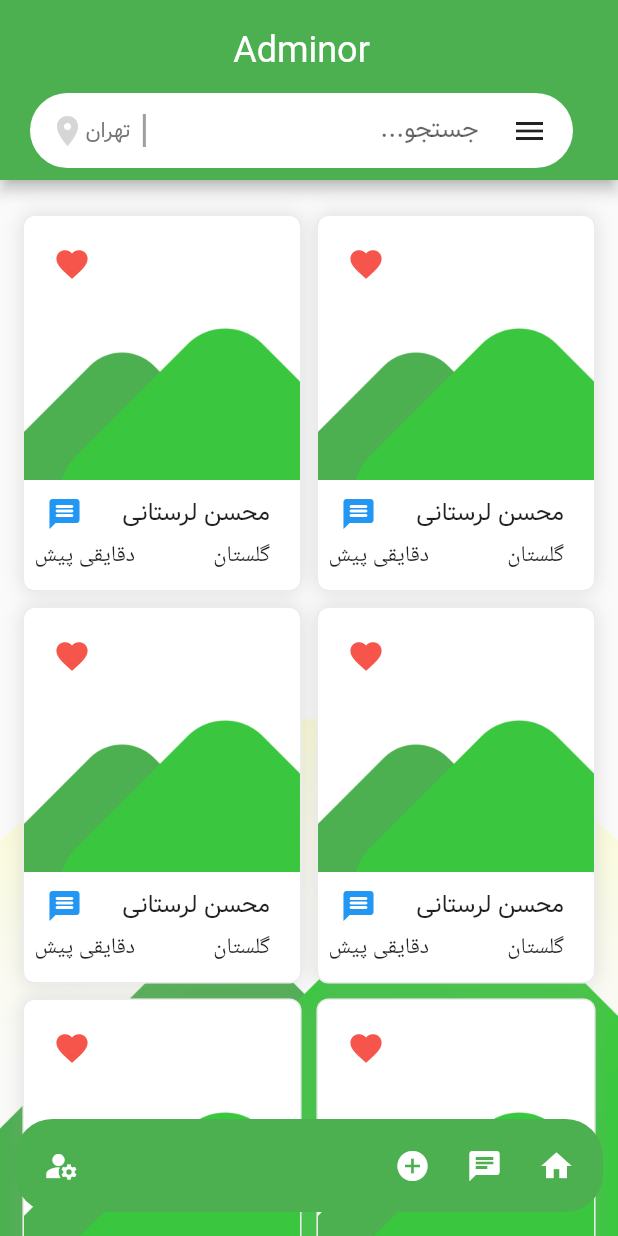
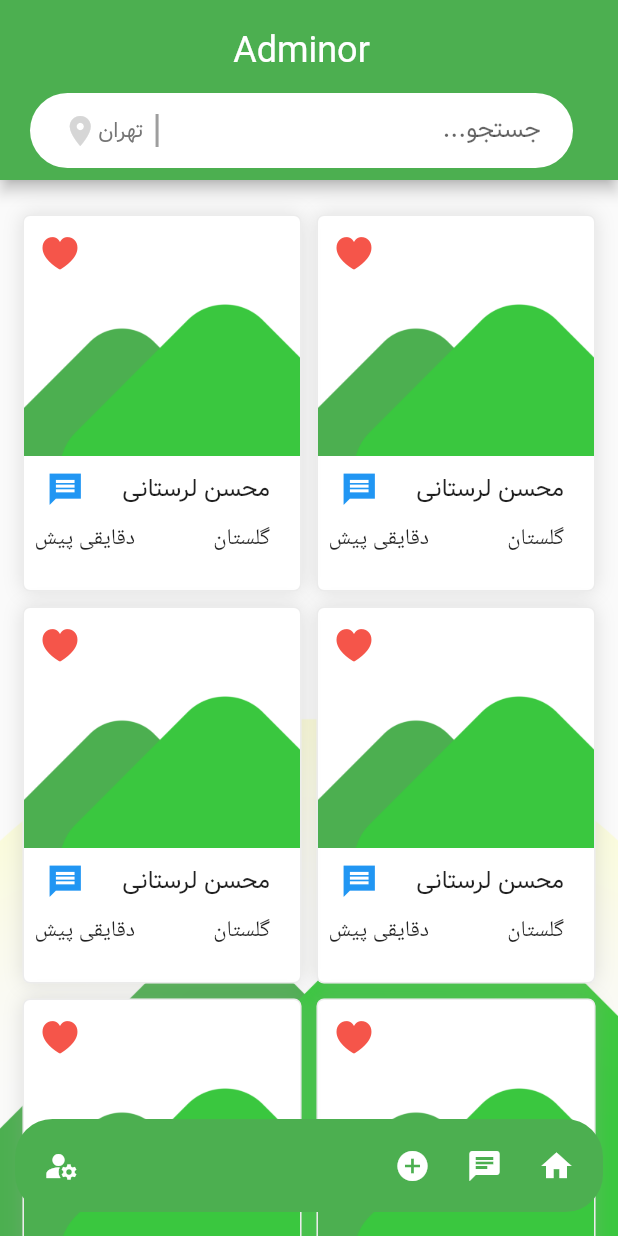
Before and after one commit to MadPad124/Adminor, a Flutter app: the AdvertisingPage screen opened directly, on a phone screen of 412 x 824 dp. Run offline on Flutter 3.47's test engine with Material 2 defaults, Android fonts, the phone set to English and light mode, and no system bars; our stand-ins replace animated_splash_screen, animated_text_kit, page_transition, shared_preferences; accounts and stored records are empty; project files that could hold a hidden picture were left out.

Commit message:
like is changed menu changed drawer is removed

```diff
--- a/lib/AdeversitingPage.dart
+++ b/lib/AdeversitingPage.dart
@@ -1,4 +1,6 @@
 
+import 'package:adminor/HomePages/home.dart';
+import 'package:flutter/cupertino.dart';
 import 'package:flutter/material.dart';
 //import 'package:flutter/scheduler.dart';
 bool liked=false;
@@ -12,58 +14,7 @@ class _AdvertisingPageState extends State<AdvertisingPage> {
   @override
   Widget build(BuildContext context) {
     TextEditingController searchBoxController=TextEditingController();
-    GlobalKey<ScaffoldState> _scaffoldState = GlobalKey<ScaffoldState>();
-
     return Scaffold(
-      key: _scaffoldState,
-      drawer: Drawer(
-        child:
-        ListView(
-          padding: EdgeInsets.zero,
-          children: <Widget>[
-             DrawerHeader(
-              decoration: const BoxDecoration(
-                color: Colors.green,
-              ),
-              child: Column(
-                mainAxisAlignment: MainAxisAlignment.spaceEvenly,
-                crossAxisAlignment: CrossAxisAlignment.start,
-                children: [
-                  Row(children: [
-                    const Icon(Icons.account_circle_rounded,size: 80,color: Colors.white,),
-                    SizedBox(width: 150,child:
-                    ListTile(
-                      title: const Text('حسین کریمیان',style: TextStyle(fontFamily: 'vazir',fontSize: 16,color: Colors.white),),
-                      subtitle: const Text('تهران',style: TextStyle(fontFamily: 'vazir',color: Colors.white),),
-                      onTap: (){},
-                    )
-                    ),
-                  ],
-                  ),
-                  const SizedBox(height: 7,),
-                  Container(width:300,decoration: const BoxDecoration(border: Border(bottom: BorderSide(color: Colors.white,width: 2))),),
-                  TextButton(onPressed: (){}, child:const Text('خروج',style: TextStyle(fontFamily: 'vazir',color: Colors.red,fontSize: 15) ), )
-                ],
-              ),
-
-            ),
-            ListTile(
-              title: const Text('Item 1'),
-              onTap: () {
-                // Update the state of the app.
-                // ...
-              },
-            ),
-            ListTile(
-              title: const Text('Item 2'),
-              onTap: () {
-                // Update the state of the app.
-                // ...
-              },
-            ),
-          ],
-        ),
-      ),
       appBar: AppBar(
         automaticallyImplyLeading: false,
         backgroundColor: Colors.green,
@@ -87,7 +38,6 @@ class _AdvertisingPageState extends State<AdvertisingPage> {
                       mainAxisAlignment: MainAxisAlignment.spaceAround,
                       crossAxisAlignment: CrossAxisAlignment.center,
                       children: [
-                        IconButton(onPressed: (){_scaffoldState.currentState!.openDrawer();}, icon:const Icon(Icons.menu)),
                         SizedBox(
                           width: MediaQuery.of(context).size.width-200,
                             child:
@@ -181,10 +131,7 @@ class _AdvertisingPageState extends State<AdvertisingPage> {
                                   mainAxisAlignment: MainAxisAlignment.center,
                                   crossAxisAlignment: CrossAxisAlignment.center,
                                   children: [
-                                    Padding(
-                                      padding: const EdgeInsets.only(left: 8.0),
-                                      child: Icon(Icons.location_on,color: Colors.grey[350],),
-                                    ),
+                                    Icon(Icons.location_on,color: Colors.grey[350],),
                                      Container(padding: const EdgeInsets.only(right: 8),decoration:const BoxDecoration(border: Border(right: BorderSide(color: Colors.grey,width: 2))),child: Text('تهران',style: TextStyle(fontFamily: 'Vazir',fontSize: 14,color: Colors.grey[600]),))],),
                               )
 
@@ -223,21 +170,21 @@ class _AdvertisingPageState extends State<AdvertisingPage> {
               child: Container(
                 decoration: BoxDecoration(color: Colors.white,
                     boxShadow: [BoxShadow(color: Colors.grey.withOpacity(0.3),blurRadius: 10,spreadRadius: 0)],
-                    borderRadius: BorderRadius.circular(8),
+                    borderRadius: BorderRadius.circular(5),
                     border: Border.all(color: Colors.grey.withOpacity(0.2), width: 1,)),
                 child: Column(children: [
                   Row(mainAxisAlignment: MainAxisAlignment.end,
                     children: [
                       Padding(
-                        padding:  EdgeInsets.all(8.0),
+                        padding:  const EdgeInsets.all(0),
                         child: IconButton(onPressed: (){
                           setState(() {
                             liked=!liked;
                           });
-                        }, icon:liked==true?Icon(Icons.favorite_border,color: Colors.black.withOpacity(0.5),size: 25,):Icon(Icons.favorite,color: Colors.red.withOpacity(0.9),size: 25,)),
+                        }, icon:liked==true?Icon(CupertinoIcons.heart,color: Colors.black.withOpacity(0.5),size: 28,):Icon(CupertinoIcons.heart_fill,color: Colors.red.withOpacity(0.9),size: 28,)),
                       )],),
                   Image.asset('assets/images/splash-bottom-page-image.png',),
-                  const Column(
+                   const Column(
                     crossAxisAlignment: CrossAxisAlignment.start,
                     children: [
                       Padding(
@@ -248,13 +195,13 @@ class _AdvertisingPageState extends State<AdvertisingPage> {
                             Text('محسن لرستانی',style: TextStyle(fontFamily: 'Vazir',fontSize: 16,),),
                             Padding(
                               padding: EdgeInsets.only(left: 15.0),
-                              child: Icon(Icons.message_rounded,color: Colors.blue,),
+                              child: Icon(Icons.message_sharp,color: Colors.blue,size: 25,),
                             ),
                           ],
                         ),
                       ),
                       Padding(
-                        padding: EdgeInsets.only(bottom: 5.0,left: 7,right: 20),
+                        padding: EdgeInsets.only(bottom: 5.0,left: 7,right: 20,top: 5),
                         child: Row(mainAxisAlignment: MainAxisAlignment.spaceBetween,children: [Text('گلستان'),Text('دقایقی پیش'),],),
                       )
                     ],),
@@ -288,7 +235,7 @@ class _AdvertisingPageState extends State<AdvertisingPage> {
                       icon: const Icon(Icons.home, color: Colors.white,)),
                   IconButton(onPressed: () {},
                       icon: const Icon(Icons.chat, color: Colors.white)),
-                  IconButton(onPressed: () {},
+                  IconButton(onPressed: () {Navigator.push(context, MaterialPageRoute(builder: (context) => const HomePage(),));},
                       icon: const Icon(Icons.add_circle, color: Colors.white)),
                 ],),
               IconButton(onPressed: () {},
```
Also changed, not shown: lib/homePages/home.dart (+23 -12 lines).
